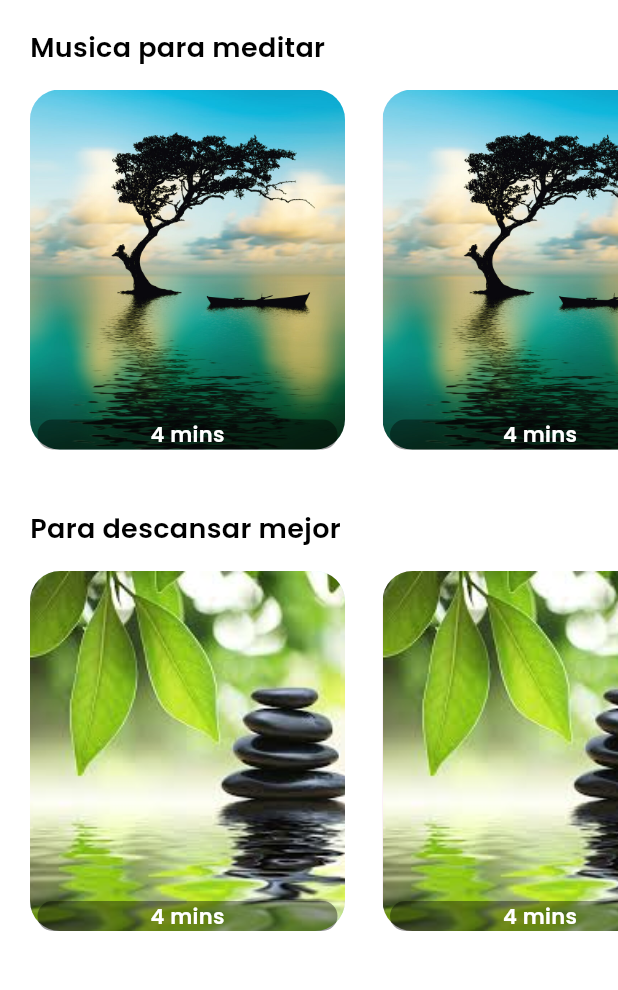
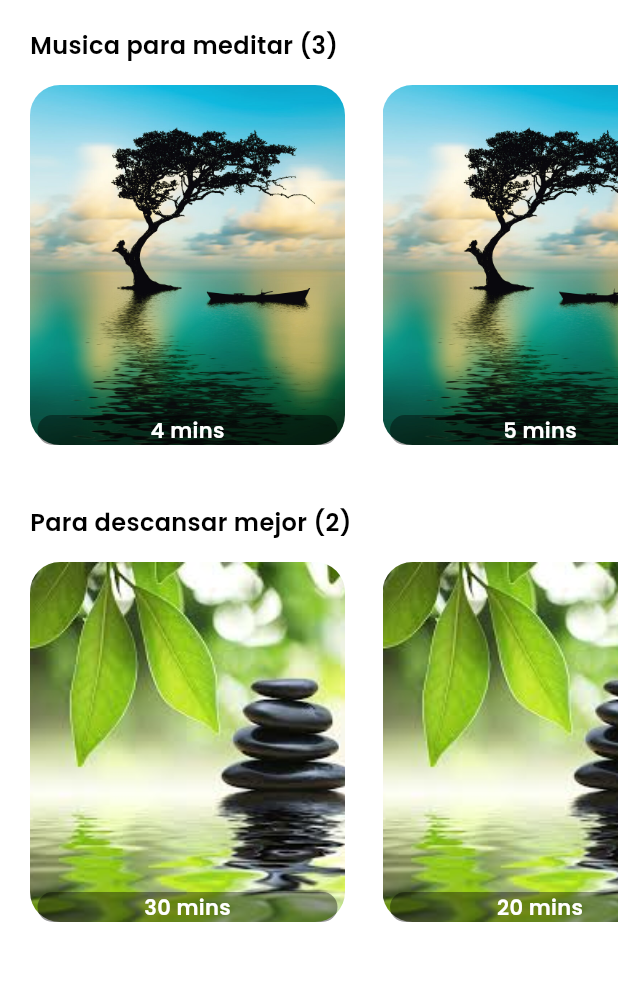
Before and after one commit to rakuraku678/Meditacion, a Flutter app: the screen it shows after launch, on a phone screen of 412 x 824 dp, the part 56-1046 px from its top. Run offline on Flutter 3.47's test engine with Material 3 defaults, Android fonts, the phone set to English and light mode, and no system bars; our stand-ins replace flutter_svg.

Commit message:
refactor creacion de categorias

```diff
--- a/lib/models/category_model.dart
+++ /dev/null
@@ -1,52 +0,0 @@
-import 'package:flutter/material.dart';
-
-class CategoryModel {
-  String name;
-  String iconPath;
-  Color boxColor;
-
-  CategoryModel({
-    required this.name,
-    required this.iconPath,
-    required this.boxColor,
-  });
-
-  static List<CategoryModel> getCategories() {
-    List<CategoryModel> categories = [];
-
-    categories.add(
-      CategoryModel(
-        name: 'Salad',
-        iconPath: 'assets/icons/plate.svg',
-        boxColor: const Color(0xff9DCEFF)
-      )
-    );
-
-    categories.add(
-      CategoryModel(
-        name: 'Cake',
-        iconPath: 'assets/icons/pancakes.svg',
-        boxColor: const Color(0xffEEA4CE)
-      )
-    );
-
-    categories.add(
-      CategoryModel(
-        name: 'Pie',
-        iconPath: 'assets/icons/pie.svg',
-        boxColor: const Color(0xff9DCEFF)
-      )
-    );
-
-    categories.add(
-      CategoryModel(
-        name: 'Smoothies',
-        iconPath: 'assets/icons/orange-snacks.svg',
-        boxColor: const Color(0xffEEA4CE)
-      )
-    );
-
-
-    return categories;
-  }
-}
--- a/lib/models/diet_model.dart
+++ /dev/null
@@ -1,44 +0,0 @@
-import 'package:flutter/material.dart';
-
-class SongModel {
-  String name;
-  String bgImage;
-  String level;
-  String duration;
-  String calorie;
-  Color boxColor;
-  bool viewIsSelected;
-
-  SongModel(
-      {required this.name,
-      required this.bgImage,
-      required this.level,
-      required this.duration,
-      required this.calorie,
-      required this.boxColor,
-      required this.viewIsSelected});
-
-  static List<SongModel> getSongs() {
-    List<SongModel> diets = [];
-
-    diets.add(SongModel(
-        name: 'Honey Pancake',
-        bgImage: 'assets/bgs/zen1.jpeg',
-        level: 'Easy',
-        duration: '30mins',
-        calorie: '180kCal',
-        viewIsSelected: true,
-        boxColor: const Color(0xff9DCEFF)));
-
-    diets.add(SongModel(
-        name: 'Canai Bread',
-        bgImage: 'assets/bgs/zen1.jpeg',
-        level: 'Easy',
-        duration: '20mins',
-        calorie: '230kCal',
-        viewIsSelected: false,
-        boxColor: const Color(0xffEEA4CE)));
-
-    return diets;
-  }
-}
--- a/lib/models/popular_model.dart
+++ /dev/null
@@ -1,45 +0,0 @@
-class PopularDietsModel {
-  String name;
-  String iconPath;
-  String level;
-  String duration;
-  String calorie;
-  bool boxIsSelected;
-
-  PopularDietsModel({
-    required this.name,
-    required this.iconPath,
-    required this.level,
-    required this.duration,
-    required this.calorie,
-    required this.boxIsSelected
-  });
-
-  static List < PopularDietsModel > getPopularDiets() {
-    List < PopularDietsModel > popularDiets = [];
-
-    popularDiets.add(
-      PopularDietsModel(
-       name: 'Blueberry Pancake',
-       iconPath: 'assets/icons/blueberry-pancake.svg',
-       level: 'Medium',
-       duration: '30mins',
-       calorie: '230kCal',
-       boxIsSelected: true,
-      )
-    );
-
-    popularDiets.add(
-      PopularDietsModel(
-       name: 'Salmon Nigiri',
-       iconPath: 'assets/icons/salmon-nigiri.svg',
-       level: 'Easy',
-       duration: '20mins',
-       calorie: '120kCal',
-       boxIsSelected: false,
-      )
-    );
-
-    return popularDiets;
-  }
-}
--- /dev/null
+++ b/lib/models/song_model.dart
@@ -0,0 +1,45 @@
+class SongModel {
+  String name;
+  String bgImage;
+  String duration;
+
+  SongModel(
+      {required this.name, required this.bgImage, required this.duration});
+
+  static List<SongModel> getDescansarMejorSongs() {
+    List<SongModel> songs = [];
+
+    songs.add(SongModel(
+        name: 'Honey Pancake',
+        bgImage: 'assets/bgs/zen1.jpeg',
+        duration: '30 mins'));
+
+    songs.add(SongModel(
+        name: 'Canai Bread',
+        bgImage: 'assets/bgs/zen1.jpeg',
+        duration: '20 mins'));
+
+    return songs;
+  }
+
+  static List<SongModel> getMusicaParaMeditarSongs() {
+    List<SongModel> songs = [];
+
+    songs.add(SongModel(
+        name: 'Honey Pancake',
+        bgImage: 'assets/bgs/zen2.jpeg',
+        duration: '4 mins'));
+
+    songs.add(SongModel(
+        name: 'Canai Bread',
+        bgImage: 'assets/bgs/zen2.jpeg',
+        duration: '5 mins'));
+
+    songs.add(SongModel(
+        name: 'Canai Bread',
+        bgImage: 'assets/bgs/zen2.jpeg',
+        duration: '15 mins'));
+
+    return songs;
+  }
+}
--- a/lib/pages/home.dart
+++ b/lib/pages/home.dart
@@ -1,21 +1,18 @@
-import 'package:fitness/models/category_model.dart';
-import 'package:fitness/models/diet_model.dart';
-import 'package:fitness/models/popular_model.dart';
+import 'package:fitness/models/song_model.dart';
 import 'package:flutter/material.dart';
 import 'package:flutter_svg/flutter_svg.dart';
 
 class HomePage extends StatelessWidget {
   HomePage({super.key});
 
-  List<CategoryModel> categories = [];
-  List<SongModel> songs = [];
-  List<PopularDietsModel> popularDiets = [];
+  List<SongModel> musicaParaMeditarSongs = [];
+  List<SongModel> descansarMejorSongs = [];
+
   var opaqueColor = const Color.fromARGB(100, 0, 0, 0);
 
   void _getInitialInfo() {
-    categories = CategoryModel.getCategories();
-    songs = SongModel.getSongs();
-    popularDiets = PopularDietsModel.getPopularDiets();
+    descansarMejorSongs = SongModel.getDescansarMejorSongs();
+    musicaParaMeditarSongs = SongModel.getMusicaParaMeditarSongs();
   }
 
   @override
@@ -26,79 +23,16 @@ class HomePage extends StatelessWidget {
       backgroundColor: Colors.white,
       body: ListView(
         children: [
-          _musicForMediation(),
+          _musicCategoryColumn('Musica para meditar', musicaParaMeditarSongs),
           const SizedBox(
             height: 40,
           ),
-          _musicCategoryColumn('Para descansar mejor'),
+          _musicCategoryColumn('Para descansar mejor', descansarMejorSongs),
           const SizedBox(
             height: 40,
           ),
         ],
       ),
-    );
-  }
-
-  Column _musicForMediation() {
-    return Column(
-      crossAxisAlignment: CrossAxisAlignment.start,
-      children: [
-        const Padding(
-          padding: EdgeInsets.only(left: 20),
-          child: Text(
-            'Musica para meditar',
-            style: TextStyle(
-                color: Colors.black, fontSize: 18, fontWeight: FontWeight.w600),
-          ),
-        ),
-        const SizedBox(
-          height: 15,
-        ),
-        SizedBox(
-          height: 240,
-          child: ListView.separated(
-            itemBuilder: (context, index) {
-              return Container(
-                width: 210,
-                decoration: BoxDecoration(
-                    image: const DecorationImage(
-                      image: AssetImage("assets/bgs/zen2.jpeg"),
-                      fit: BoxFit.cover,
-                    ),
-                    color: songs[index].boxColor.withOpacity(0.3),
-                    borderRadius: BorderRadius.circular(20)),
-                child: Column(
-                  mainAxisAlignment: MainAxisAlignment.end,
-                  children: [
-                    Container(
-                      height: 20,
-                      width: 200,
-                      decoration: BoxDecoration(
-                          color: opaqueColor,
-                          borderRadius: BorderRadius.circular(20)),
-                      child: const Center(
-                        child: Text(
-                          '4 mins',
-                          style: TextStyle(
-                              color: Colors.white,
-                              fontWeight: FontWeight.w600,
-                              fontSize: 14),
-                        ),
-                      ),
-                    )
-                  ],
-                ),
-              );
-            },
-            separatorBuilder: (context, index) => const SizedBox(
-              width: 25,
-            ),
-            itemCount: songs.length,
-            scrollDirection: Axis.horizontal,
-            padding: const EdgeInsets.only(left: 20, right: 20),
-          ),
-        )
-      ],
     );
   }
 
@@ -115,16 +49,16 @@ class HomePage extends StatelessWidget {
     );
   }
 
-  Column _musicCategoryColumn(String catTitle) {
+  Column _musicCategoryColumn(String catTitle, List<SongModel> songsList) {
     return Column(
       crossAxisAlignment: CrossAxisAlignment.start,
       children: [
         Padding(
           padding: const EdgeInsets.only(left: 20),
           child: Text(
-            catTitle,
+            "${"$catTitle (${songsList.length}"})",
             style: const TextStyle(
-                color: Colors.black, fontSize: 18, fontWeight: FontWeight.w600),
+                color: Colors.black, fontSize: 16, fontWeight: FontWeight.w600),
           ),
         ),
         const SizedBox(
@@ -138,10 +72,9 @@ class HomePage extends StatelessWidget {
                 width: 210,
                 decoration: BoxDecoration(
                     image: DecorationImage(
-                      image: AssetImage(songs[index].bgImage),
+                      image: AssetImage(songsList[index].bgImage),
                       fit: BoxFit.cover,
                     ),
-                    color: songs[index].boxColor.withOpacity(0.3),
                     borderRadius: BorderRadius.circular(20)),
                 child: Column(
                   mainAxisAlignment: MainAxisAlignment.end,
@@ -152,10 +85,10 @@ class HomePage extends StatelessWidget {
                       decoration: BoxDecoration(
                           color: opaqueColor,
                           borderRadius: BorderRadius.circular(20)),
-                      child: const Center(
+                      child: Center(
                         child: Text(
-                          '4 mins',
-                          style: TextStyle(
+                          songsList[index].duration,
+                          style: const TextStyle(
                               color: Colors.white,
                               fontWeight: FontWeight.w600,
                               fontSize: 14),
@@ -169,7 +102,7 @@ class HomePage extends StatelessWidget {
             separatorBuilder: (context, index) => const SizedBox(
               width: 25,
             ),
-            itemCount: songs.length,
+            itemCount: songsList.length,
             scrollDirection: Axis.horizontal,
             padding: const EdgeInsets.only(left: 20, right: 20),
           ),
```
